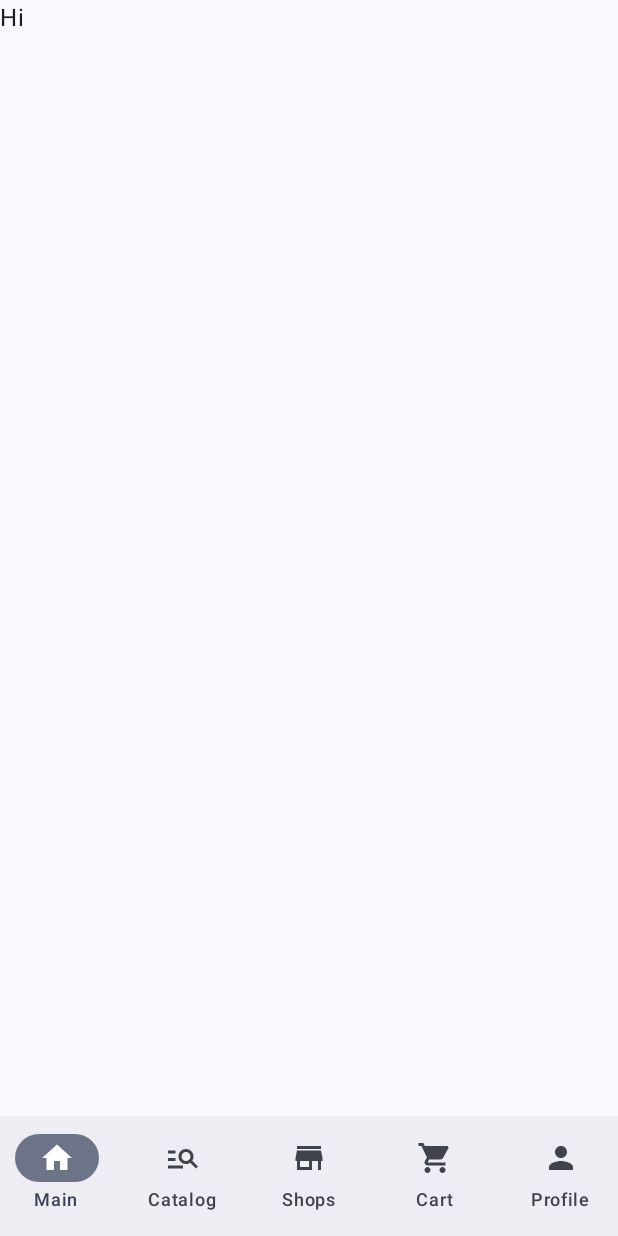
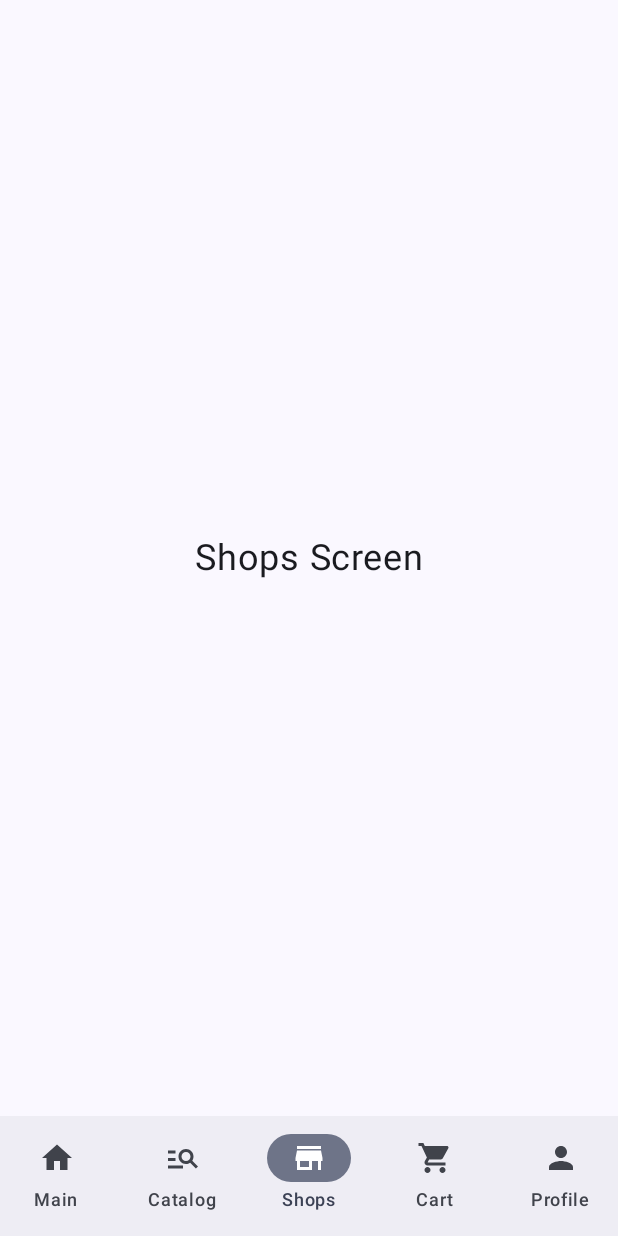
Before and after one commit to WiQuert/OnlineStore, an Android app built with Jetpack Compose: the screen it shows after launch (MainActivity), item 3 of the bottom bar chosen, on a phone screen of 412 x 824 dp. Run offline under Robolectric (Android 15) with nearby library versions, the phone set to English and light mode, and no system bars.

Commit message:
Bottom navigation menu is now working

```diff
--- a/app/src/main/java/com/example/onlinestore/MainActivity.kt
+++ b/app/src/main/java/com/example/onlinestore/MainActivity.kt
@@ -4,21 +4,7 @@ import android.os.Bundle
 import androidx.activity.ComponentActivity
 import androidx.activity.compose.setContent
 import androidx.activity.enableEdgeToEdge
-import androidx.compose.foundation.layout.fillMaxSize
-import androidx.compose.foundation.layout.padding
-import androidx.compose.material3.Icon
-import androidx.compose.material3.NavigationBar
-import androidx.compose.material3.NavigationBarItem
-import androidx.compose.material3.Scaffold
-import androidx.compose.material3.Text
-import androidx.compose.runtime.Composable
-import androidx.compose.ui.Modifier
-import androidx.compose.ui.res.painterResource
-import androidx.compose.ui.res.stringResource
-import androidx.compose.ui.tooling.preview.Preview
-import com.example.onlinestore.navigation.BottomNavItem
-import com.example.onlinestore.navigation.BottomNavItems
-import com.example.onlinestore.screens.Home
+import com.example.onlinestore.navigation.NavigationHost
 import com.example.onlinestore.ui.theme.OnlineStoreTheme
 
 class MainActivity : ComponentActivity() {
@@ -27,7 +13,7 @@ class MainActivity : ComponentActivity() {
         enableEdgeToEdge()
         setContent {
             OnlineStoreTheme {
-                Home()
+                NavigationHost()
             }
         }
     }
--- a/app/src/main/java/com/example/onlinestore/navigation/BottomNavigation.kt
+++ b/app/src/main/java/com/example/onlinestore/navigation/BottomNavigationItems.kt
@@ -2,6 +2,8 @@ package com.example.onlinestore.navigation
 
 
 import com.example.onlinestore.R
+
+
 
 
 val BottomNavItems = listOf(
@@ -33,7 +35,6 @@ val BottomNavItems = listOf(
 )
 
 
-
 data class BottomNavItem(
     val title: Int,
     val route: String,
--- /dev/null
+++ b/app/src/main/java/com/example/onlinestore/navigation/Navigation.kt
@@ -0,0 +1,87 @@
+package com.example.onlinestore.navigation
+
+import androidx.compose.foundation.layout.fillMaxSize
+import androidx.compose.foundation.layout.padding
+import androidx.compose.material3.Icon
+import androidx.compose.material3.NavigationBar
+import androidx.compose.material3.NavigationBarItem
+import androidx.compose.material3.Scaffold
+import androidx.compose.material3.Text
+import androidx.compose.runtime.Composable
+import androidx.compose.runtime.getValue
+import androidx.compose.ui.Modifier
+import androidx.compose.ui.res.painterResource
+import androidx.compose.ui.res.stringResource
+import androidx.navigation.NavDestination.Companion.hierarchy
+import androidx.navigation.NavGraph.Companion.findStartDestination
+import androidx.navigation.compose.NavHost
+import androidx.navigation.compose.composable
+import androidx.navigation.compose.currentBackStackEntryAsState
+import androidx.navigation.compose.rememberNavController
+import com.example.onlinestore.screens.CartScreen
+import com.example.onlinestore.screens.CatalogScreen
+import com.example.onlinestore.screens.HomeScreen
+import com.example.onlinestore.screens.ProfileScreen
+import com.example.onlinestore.screens.ShopsScreen
+
+@Composable
+fun NavigationHost() {
+    val navController = rememberNavController()
+
+    Scaffold(
+        bottomBar = {
+            NavigationBar {
+                val navBackStackEntry by navController.currentBackStackEntryAsState()
+                val currentDestination = navBackStackEntry?.destination
+
+                BottomNavItems.forEach {bottomNavItem ->
+                    NavigationBarItem(
+                        label = {
+                            Text(text = stringResource(id = bottomNavItem.title))
+                        },
+                        icon = {
+                            Icon(
+                                painterResource(id = bottomNavItem.icon),
+                                contentDescription = "Icon"
+                            )
+                        },
+                        selected = currentDestination?.hierarchy?.any { it.route == bottomNavItem.route} == true,
+                        onClick = { navController.navigate(bottomNavItem.route) {
+                            popUpTo(navController.graph.findStartDestination().id) {
+                                saveState = true
+                            }
+                            launchSingleTop = true
+                            restoreState = true
+                        } },
+
+                    )
+                }
+            }
+
+        })
+    {   innerPadding ->
+        NavHost(
+            modifier = Modifier
+                .fillMaxSize()
+                .padding(innerPadding),
+            navController = navController,
+            startDestination = BottomNavItems[0].route
+        ) {
+            composable(BottomNavItems[0].route) {
+                HomeScreen()
+            }
+            composable(BottomNavItems[1].route) {
+                CatalogScreen()
+            }
+            composable(BottomNavItems[2].route) {
+                ShopsScreen()
+            }
+            composable(BottomNavItems[3].route) {
+                CartScreen()
+            }
+            composable(BottomNavItems[4].route) {
+                ProfileScreen()
+            }
+        }
+    }
+}
--- a/app/src/main/java/com/example/onlinestore/screens/Home.kt
+++ b/app/src/main/java/com/example/onlinestore/screens/Home.kt
@@ -1,48 +1,24 @@
 package com.example.onlinestore.screens
 
-import androidx.compose.material3.Icon
-import androidx.compose.material3.NavigationBar
-import androidx.compose.material3.NavigationBarItem
-import androidx.compose.material3.Scaffold
+import androidx.compose.foundation.layout.Box
+import androidx.compose.foundation.layout.fillMaxSize
 import androidx.compose.material3.Text
 import androidx.compose.runtime.Composable
-import androidx.compose.runtime.getValue
-import androidx.compose.runtime.mutableIntStateOf
-import androidx.compose.runtime.remember
-import androidx.compose.runtime.setValue
+import androidx.compose.ui.Alignment
 import androidx.compose.ui.Modifier
-import androidx.compose.ui.res.painterResource
-import androidx.compose.ui.res.stringResource
-import com.example.onlinestore.navigation.BottomNavItems
+import androidx.compose.ui.unit.sp
+
 
 @Composable
-fun Home(modifier: Modifier = Modifier) {
-
-    val selectedIndex by remember {
-        mutableIntStateOf(0)
-    }
-
-    Scaffold(
-    bottomBar = {
-        NavigationBar {
-            BottomNavItems.forEachIndexed { index, navItem ->
-                NavigationBarItem(
-                    selected = index == selectedIndex,
-                    onClick = {
-                        index == selectedIndex
-                        navController.navigate(bottomNavItem.route)
-                    },
-                    icon = {
-                        Icon(painterResource(id = navItem.icon), contentDescription = "Icon")
-                    },
-                    label = {
-                        Text(text = stringResource(id = navItem.title))
-                    }
-                )
-            }
-        }
-    })
-    {
-        Text(text = "Hi")
+fun HomeScreen() {
+    Box(
+        modifier = Modifier
+        .fillMaxSize(),
+        contentAlignment = Alignment.Center,
+    ) {
+        Text(
+            text = "Home Screen",
+            fontSize = 24.sp
+        )
     }
 }
--- a/app/src/main/java/com/example/onlinestore/screens/Shops.kt
+++ b/app/src/main/java/com/example/onlinestore/screens/Shops.kt
@@ -1,10 +1,24 @@
 package com.example.onlinestore.screens
 
+import androidx.compose.foundation.layout.Box
+import androidx.compose.foundation.layout.fillMaxSize
 import androidx.compose.material3.Text
 import androidx.compose.runtime.Composable
+import androidx.compose.ui.Alignment
 import androidx.compose.ui.Modifier
+import androidx.compose.ui.unit.sp
+
 
 @Composable
-fun Shops (modifier: Modifier = Modifier) {
-    Text(text = "Shops")
+fun ShopsScreen() {
+    Box(
+        modifier = Modifier
+            .fillMaxSize(),
+        contentAlignment = Alignment.Center,
+    ) {
+        Text(
+            text = "Shops Screen",
+            fontSize = 24.sp
+        )
+    }
 }
```
Also changed, not shown: app/src/main/java/com/example/onlinestore/screens/Cart.kt (+16 -2 lines), app/src/main/java/com/example/onlinestore/screens/Catalog.kt (+16 -2 lines), app/src/main/java/com/example/onlinestore/screens/Profile.kt (+16 -2 lines).
